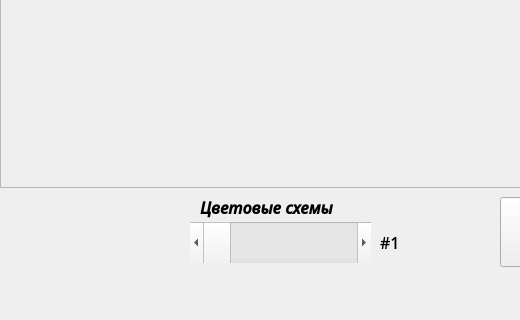
Above: mainwindow.ui from tomyqg/topaz-m before the change; both pictures show x 0 to 520 and y 480 to 800 of the 1280 by 800 pixel window. Below: the same form after it.
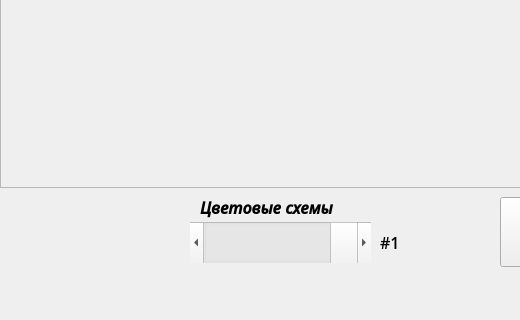
That is the form after the change. Icons and pictures are not drawn. Custom widgets are drawn as their Qt base class.

Patch:
```diff
--- a/mainwindow.ui
+++ b/mainwindow.ui
@@ -282,11 +282,14 @@
      <number>1</number>
     </property>
     <property name="maximum">
-     <number>6</number>
+     <number>7</number>
     </property>
     <property name="pageStep">
      <number>1</number>
     </property>
+    <property name="value">
+     <number>7</number>
+    </property>
     <property name="orientation">
      <enum>Qt::Horizontal</enum>
     </property>
```
Left out of the diff: 2 changed lines with no effect on the pictures.
